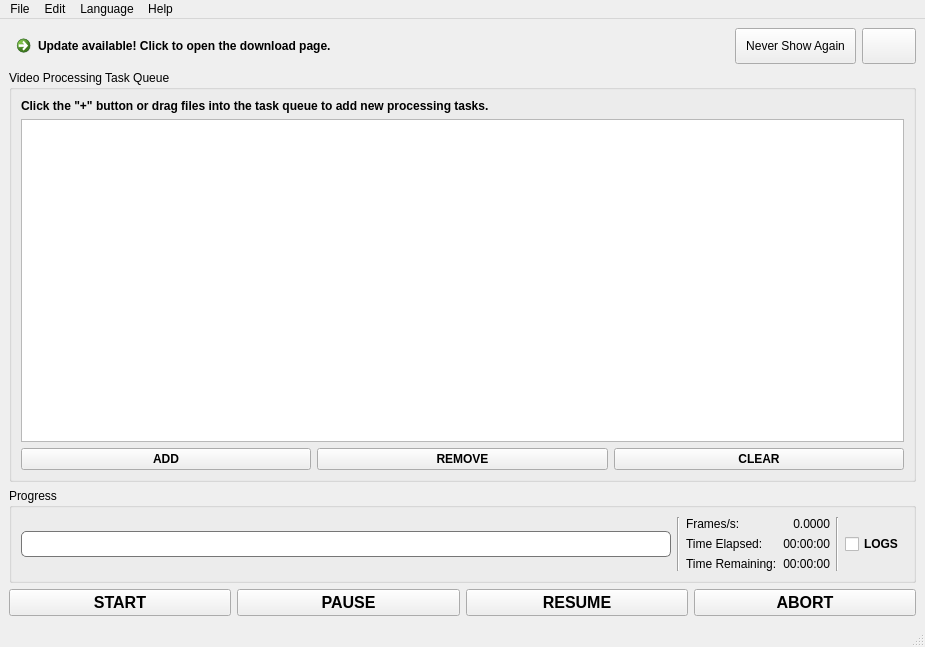
Before: the Qt Designer form src/mainwindow.ui in k4yt3x/video2x-qt6, drawn with Qt 5.
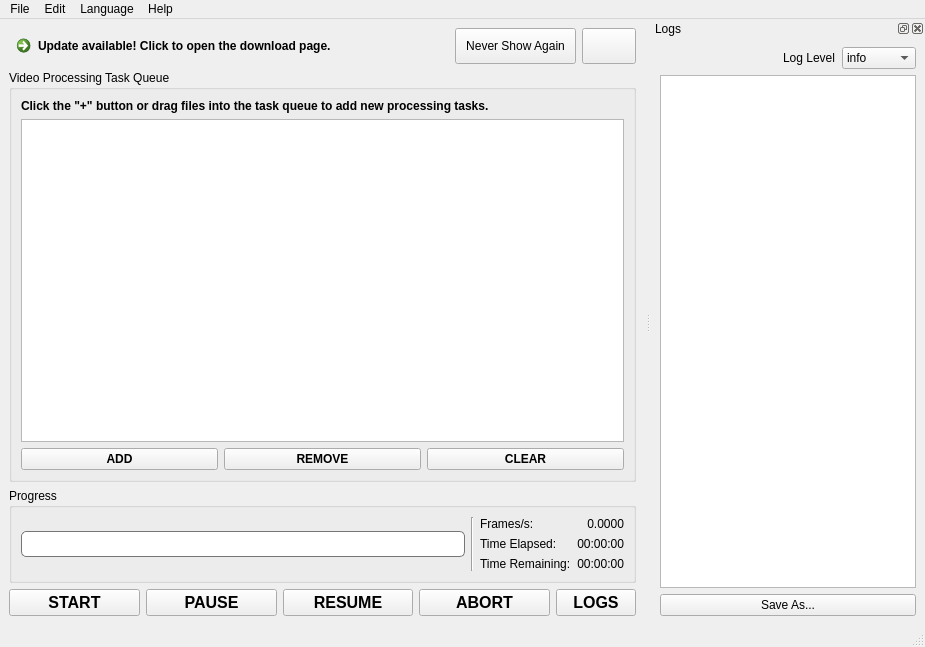
After: the same form once the commit is applied. Icons and pictures are not drawn. Custom widgets are drawn as their Qt base class.

Commit message: feat: add logging dock widget

```diff
--- a/src/mainwindow.ui
+++ b/src/mainwindow.ui
@@ -324,35 +324,6 @@
              </item>
             </layout>
            </item>
-           <item>
-            <widget class="Line" name="logsVerticalLine">
-             <property name="orientation">
-              <enum>Qt::Orientation::Vertical</enum>
-             </property>
-            </widget>
-           </item>
-           <item>
-            <widget class="QCheckBox" name="logsCheckBox">
-             <property name="sizePolicy">
-              <sizepolicy hsizetype="Maximum" vsizetype="Fixed">
-               <horstretch>0</horstretch>
-               <verstretch>0</verstretch>
-              </sizepolicy>
-             </property>
-             <property name="font">
-              <font>
-               <pointsize>9</pointsize>
-               <bold>true</bold>
-              </font>
-             </property>
-             <property name="toolTip">
-              <string>&lt;html&gt;&lt;head/&gt;&lt;body&gt;&lt;p&gt;&lt;span style=&quot; font-weight:400;&quot;&gt;Click to show the logging console. This is best enabled before processing any files. Once enabled, the console cannot be closed.&lt;/span&gt;&lt;/p&gt;&lt;/body&gt;&lt;/html&gt;</string>
-             </property>
-             <property name="text">
-              <string>LOGS</string>
-             </property>
-            </widget>
-           </item>
           </layout>
          </widget>
         </item>
@@ -477,6 +448,28 @@
         </property>
        </widget>
       </item>
+      <item>
+       <widget class="QPushButton" name="toggleLogsPushButton">
+        <property name="sizePolicy">
+         <sizepolicy hsizetype="Fixed" vsizetype="Fixed">
+          <horstretch>0</horstretch>
+          <verstretch>0</verstretch>
+         </sizepolicy>
+        </property>
+        <property name="font">
+         <font>
+          <pointsize>12</pointsize>
+          <bold>true</bold>
+         </font>
+        </property>
+        <property name="text">
+         <string>LOGS</string>
+        </property>
+        <property name="icon">
+         <iconset theme="QIcon::ThemeIcon::FormatJustifyLeft"/>
+        </property>
+       </widget>
+      </item>
      </layout>
     </item>
    </layout>
@@ -525,6 +518,97 @@
    <addaction name="menuHelp"/>
   </widget>
   <widget class="QStatusBar" name="statusbar"/>
+  <widget class="QDockWidget" name="logsDockWidget">
+   <property name="windowIcon">
+    <iconset theme="QIcon::ThemeIcon::FormatJustifyLeft"/>
+   </property>
+   <property name="windowTitle">
+    <string>Logs</string>
+   </property>
+   <attribute name="dockWidgetArea">
+    <number>2</number>
+   </attribute>
+   <widget class="QWidget" name="dockWidgetContents_2">
+    <layout class="QVBoxLayout" name="verticalLayout_3">
+     <item>
+      <layout class="QHBoxLayout" name="horizontalLayout_6">
+       <item>
+        <spacer name="horizontalSpacer">
+         <property name="orientation">
+          <enum>Qt::Orientation::Horizontal</enum>
+         </property>
+         <property name="sizeHint" stdset="0">
+          <size>
+           <width>40</width>
+           <height>20</height>
+          </size>
+         </property>
+        </spacer>
+       </item>
+       <item>
+        <widget class="QLabel" name="label">
+         <property name="text">
+          <string>Log Level</string>
+         </property>
+        </widget>
+       </item>
+       <item>
+        <widget class="QComboBox" name="logLevelComboBox">
+         <property name="currentIndex">
+          <number>2</number>
+         </property>
+         <item>
+          <property name="text">
+           <string notr="true">trace</string>
+          </property>
+         </item>
+         <item>
+          <property name="text">
+           <string notr="true">debug</string>
+          </property>
+         </item>
+         <item>
+          <property name="text">
+           <string notr="true">info</string>
+          </property>
+         </item>
+         <item>
+          <property name="text">
+           <string notr="true">warning</string>
+          </property>
+         </item>
+         <item>
+          <property name="text">
+           <string notr="true">error</string>
+          </property>
+         </item>
+         <item>
+          <property name="text">
+           <string notr="true">critical</string>
+          </property>
+         </item>
+         <item>
+          <property name="text">
+           <string notr="true">off</string>
+          </property>
+         </item>
+        </widget>
+       </item>
+      </layout>
+     </item>
+     <item>
+      <widget class="QTextEdit" name="logsTextEdit"/>
+     </item>
+     <item>
+      <widget class="QPushButton" name="saveLogsAsPushButton">
+       <property name="text">
+        <string>Save As...</string>
+       </property>
+      </widget>
+     </item>
+    </layout>
+   </widget>
+  </widget>
   <action name="actionExit">
    <property name="icon">
     <iconset theme="QIcon::ThemeIcon::ApplicationExit"/>
```
The commit also changes 6 other files.
